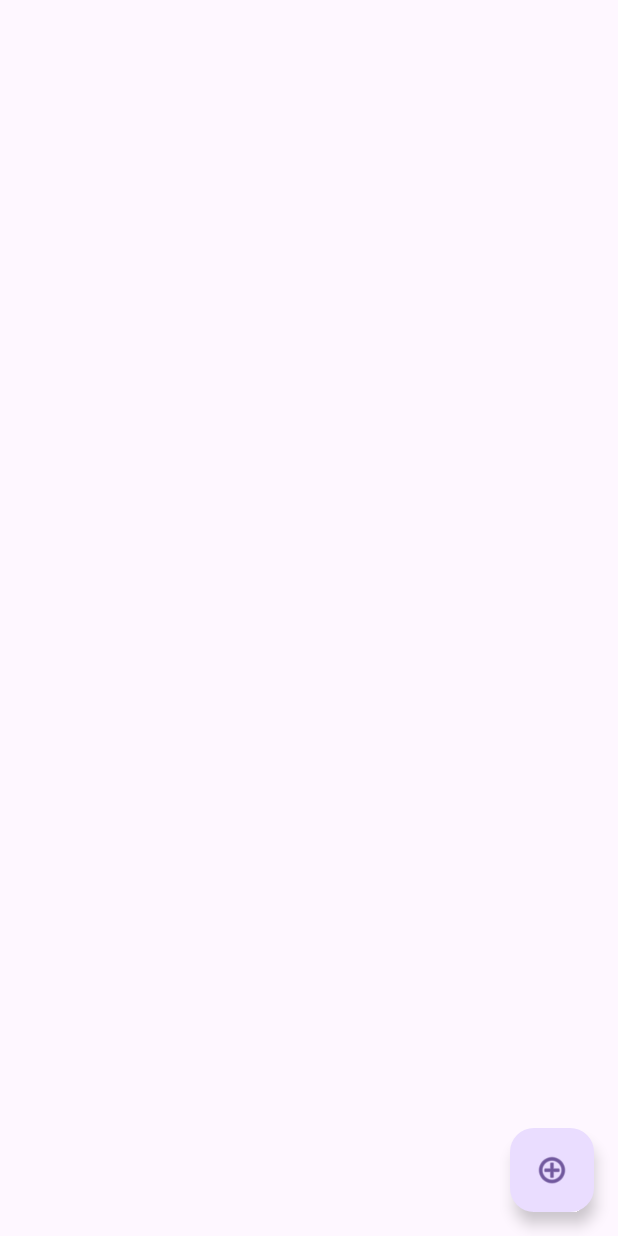
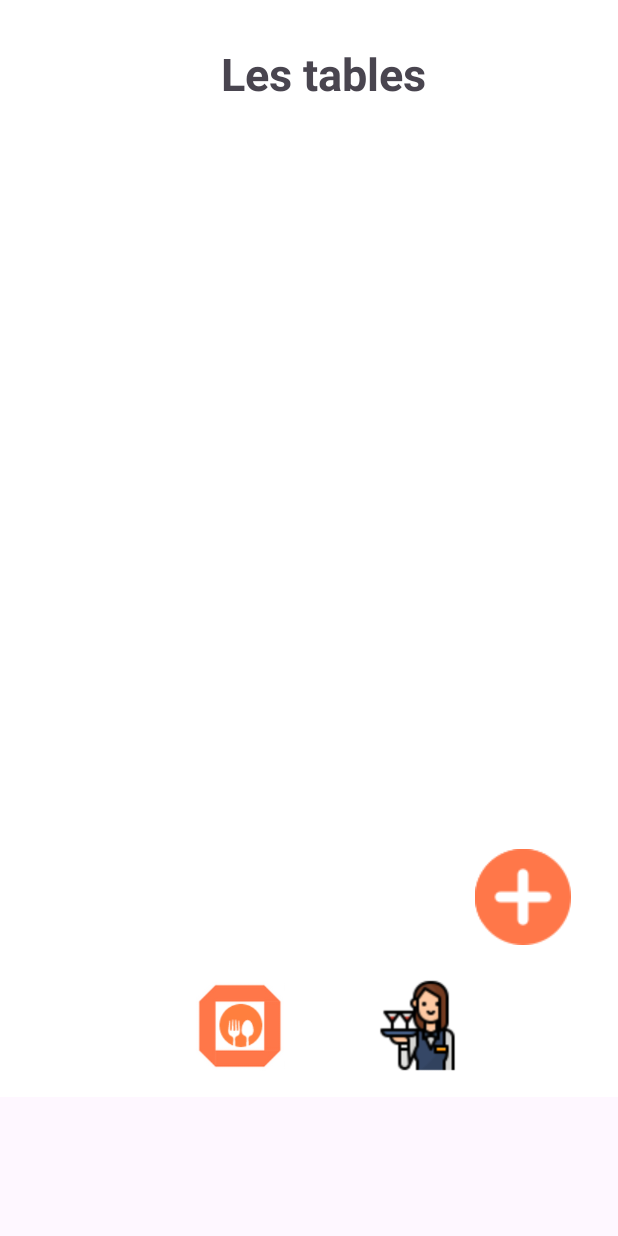
Before and after one commit to Thibauttd/OrderUp, an Android app: the Tables screen opened through its navigation route, on a phone screen of 412 x 824 dp. Run offline under Robolectric (Android 15) with nearby library versions, the phone set to English and light mode, and no system bars; our stand-ins replace Firebase (no records; nobody signed in at launch, a user with empty details on screens opened directly), navigation-ui.

Commit message:
commit Thibaut

```diff
--- a/app/src/main/java/com/example/orderup/activity/Tables.kt
+++ b/app/src/main/java/com/example/orderup/activity/Tables.kt
@@ -8,6 +8,7 @@
 import android.view.ViewGroup
 import android.widget.Button
 import android.widget.EditText
+import android.widget.ImageButton
 import androidx.appcompat.app.AlertDialog
 import androidx.fragment.app.Fragment
 import androidx.recyclerview.widget.LinearLayoutManager
@@ -17,7 +18,6 @@
 import com.example.orderup.model.TableModel
 import com.example.orderup.databinding.TablesBinding
 import com.example.orderup.repository.TableRepository
-import com.google.android.material.floatingactionbutton.FloatingActionButton
 import com.google.android.material.snackbar.Snackbar
 
 class Tables : Fragment(), TableAdapter.OnTableClickListener, TableAdapter.OnTableLongClickListener {
@@ -26,7 +26,7 @@
     private lateinit var tableAdapter: TableAdapter
     private lateinit var recyclerView: RecyclerView
 
-    private var _binding: ActivityTablesBinding? = null
+    private var _binding: TablesBinding? = null
     private val binding get() = _binding!!
 
     override fun onCreateView(
@@ -34,7 +34,7 @@
         container: ViewGroup?,
         savedInstanceState: Bundle?
     ): View? {
-        _binding = ActivityTablesBinding.inflate(inflater, container, false)
+        _binding = TablesBinding.inflate(inflater, container, false)
         val view = binding.root
 
         recyclerView = binding.recyclerViewTables
@@ -57,7 +57,7 @@
         })
 
         // Initialisation du bouton
-        val btnAddTable: FloatingActionButton = view.findViewById(R.id.btnAddTable)
+        val btnAddTable: ImageButton = view.findViewById(R.id.btnAddTable)
 
         // Gestionnaire de clic du bouton
         btnAddTable.setOnClickListener {
--- a/app/src/main/res/layout/tables.xml
+++ b/app/src/main/res/layout/tables.xml
@@ -49,15 +49,36 @@
             app:layout_constraintTop_toTopOf="parent"
             app:layout_constraintVertical_bias="1.0" />
 
-        <!-- RecyclerView pour afficher les tables -->
-        <androidx.recyclerview.widget.RecyclerView
-            android:id="@+id/recyclerViewTables"
-            android:layout_width="0dp"
-            android:layout_height="0dp"
+        <androidx.core.widget.NestedScrollView
+            android:layout_width="374dp"
+            android:layout_height="450dp"
             app:layout_constraintBottom_toBottomOf="parent"
             app:layout_constraintEnd_toEndOf="parent"
             app:layout_constraintStart_toStartOf="parent"
-            app:layout_constraintTop_toBottomOf="@id/formules" />
+            app:layout_constraintTop_toTopOf="parent"
+            app:layout_constraintVertical_bias="0.333">
+
+            <!-- RecyclerView pour afficher les tables -->
+            <androidx.recyclerview.widget.RecyclerView
+                android:id="@+id/recyclerViewTables"
+                android:layout_width="match_parent"
+                android:layout_height="match_parent"
+                android:padding="16dp"
+                app:layout_behavior="@string/appbar_scrolling_view_behavior" />
+        </androidx.core.widget.NestedScrollView>
+
+        <ImageButton
+            android:id="@+id/btnAddTable"
+            android:layout_width="95dp"
+            android:layout_height="76dp"
+            android:background="@color/white"
+            android:src="@drawable/plus"
+            app:layout_constraintBottom_toBottomOf="parent"
+            app:layout_constraintEnd_toEndOf="parent"
+            app:layout_constraintHorizontal_bias="1.0"
+            app:layout_constraintStart_toStartOf="parent"
+            app:layout_constraintTop_toTopOf="parent"
+            app:layout_constraintVertical_bias="0.873" />
 
     </androidx.constraintlayout.widget.ConstraintLayout>
 </androidx.core.widget.NestedScrollView>
--- a/app/src/main/res/navigation/nav_graph.xml
+++ b/app/src/main/res/navigation/nav_graph.xml
@@ -62,11 +62,11 @@
 
         <action
             android:id="@+id/action_Serveur_to_Tables"
-            app:destination="@id/table" />
+            app:destination="@id/tables" />
     </fragment>
 
     <fragment
-        android:id="@+id/table"
+        android:id="@+id/tables"
         android:name="com.example.orderup.activity.Tables"
         android:label="Tables"
         tools:layout="@layout/tables">
```
